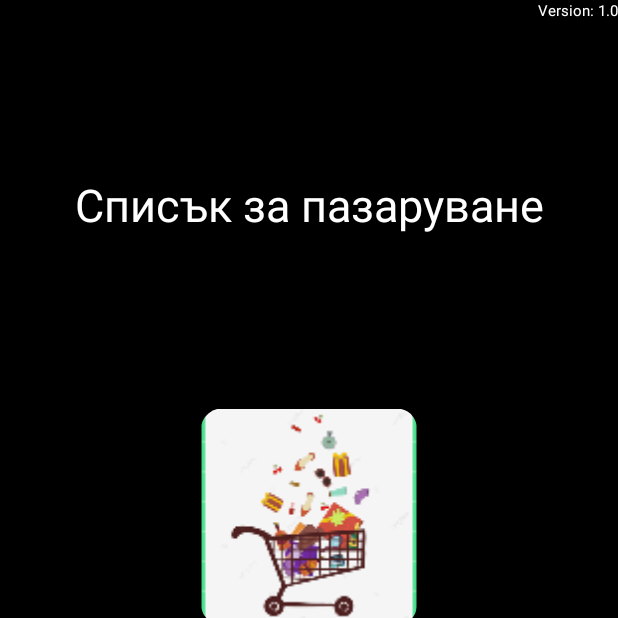
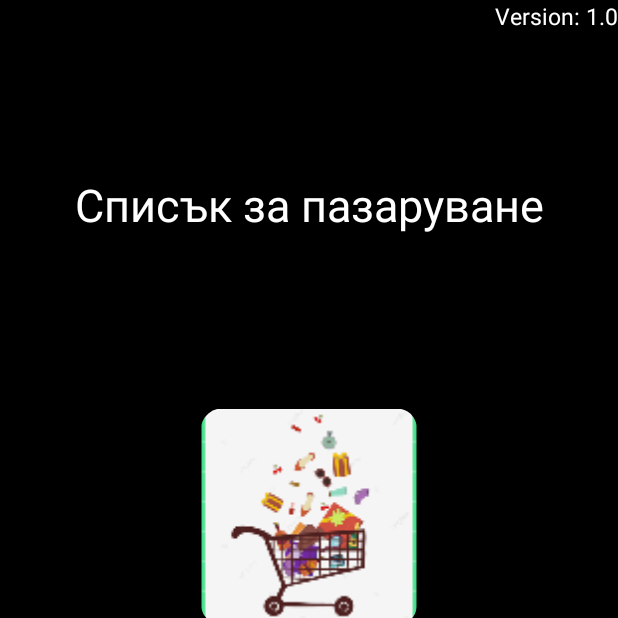
Before and after one commit to HristoGetov/ShopingListApp, an Android app: the screen it shows after launch (MainActivity), on a phone screen of 412 x 824 dp, the top half of it. Run offline under Robolectric (Android 15) with nearby library versions, the phone set to English and light mode, and no system bars; libraries missing offline, so code that uses them is left out: com.github.javiersantos.appupdater; 2 statements that could not run were skipped.

Commit message:
New Release 1.6

```diff
--- a/app/src/main/res/layout/activity_main.xml
+++ b/app/src/main/res/layout/activity_main.xml
@@ -13,7 +13,7 @@
         android:layout_height="wrap_content"
         android:text="Version"
         android:textColor="@color/white"
-        android:textSize="10sp"
+        android:textSize="15sp"
         app:layout_constraintEnd_toEndOf="parent"
         app:layout_constraintTop_toTopOf="parent" />
     <TextView
```
Also changed, not shown: 1 other file.
